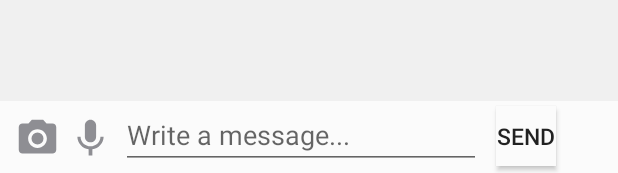
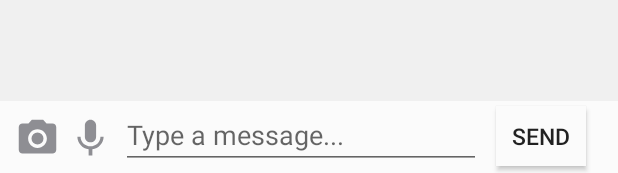
Before and after one commit to SparkDevTeams/Perimeter_Android_, an Android app: the layout activity_message_thread.xml on its own in the app's theme, with its tools: preview values and no code run, on a phone screen of 412 x 824 dp. Shown: the part 1060-1233 px from the top of the screen. Run offline under Robolectric (Android 15) with nearby library versions, the phone set to English and light mode, and no system bars.

Commit message:
MessageThread successfully pulls from FireBase. MessageThread layout is set up for text input.

```diff
--- a/app/src/main/java/com/sparkdev/perimeter/models/ChatRoom.java
+++ b/app/src/main/java/com/sparkdev/perimeter/models/ChatRoom.java
@@ -84,4 +84,6 @@ public class ChatRoom {
     public Message getLastMessage() {
         return mLastMessage;
     }
+
+    public void setCurrentMessageId(String messageId) { mCurrentMessagesId = messageId;}
 }
--- a/app/src/main/res/layout/activity_message_thread.xml
+++ b/app/src/main/res/layout/activity_message_thread.xml
@@ -8,14 +8,15 @@
     tools:context=".activities.MessageThread.MessageThread"
     android:background="@color/colorLightGray">
 
-  <android.support.v7.widget.RecyclerView
-      android:id="@+id/message_recycler_view"
-      android:layout_width="match_parent"
-      android:layout_height="match_parent"
-      android:scrollbars="vertical" >
-  </android.support.v7.widget.RecyclerView>
+    <android.support.v7.widget.RecyclerView
+        android:id="@+id/message_recycler_view"
+        android:layout_width="match_parent"
+        android:layout_height="match_parent"
+        android:layout_above="@+id/input_toolbar"
+        android:scrollbars="vertical"></android.support.v7.widget.RecyclerView>
 
   <LinearLayout
+      android:id="@+id/input_toolbar"
       android:layout_width="match_parent"
       android:layout_height="wrap_content"
       android:orientation="horizontal"
@@ -45,10 +46,12 @@
         android:layout_width="240dp"
         android:layout_height="wrap_content"
         android:layout_marginEnd="10dp"
-        android:hint="Write a message..."/>
+        android:hint="Type a message..."
+        android:inputType="textAutoComplete|textCapSentences|textMultiLine"
+        android:imeOptions="actionSend" />
 
     <Button
-        android:layout_width="40dp"
+        android:layout_width="60dp"
         android:layout_height="40dp"
         android:background="@color/colorWhite"
         android:text="SEND"
--- a/app/src/main/res/layout/message_layout.xml
+++ b/app/src/main/res/layout/message_layout.xml
@@ -1,5 +1,6 @@
 <?xml version="1.0" encoding="utf-8"?>
 <LinearLayout xmlns:android="http://schemas.android.com/apk/res/android"
+    android:id="@+id/cell_layout"
     android:layout_width="match_parent"
     android:layout_height="wrap_content"
     android:orientation="horizontal" >
```
Also changed, not shown: app/src/main/AndroidManifest.xml (+9 -7 lines), app/src/main/java/com/sparkdev/perimeter/activities/MessageThread/MessageThread.java (+37 -22 lines), app/src/main/java/com/sparkdev/perimeter/activities/MessageThread/adapters/RecyclerAdapter.java (+13 -19 lines).
